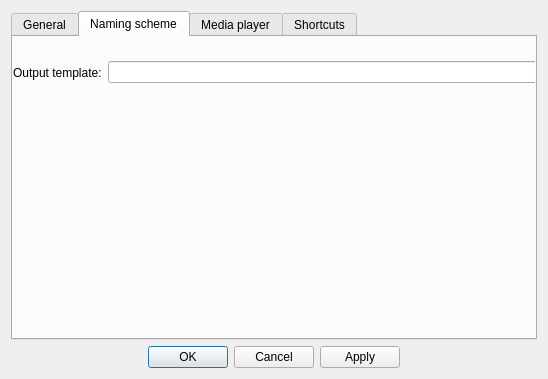
First picture: the form in settingswindow.ui, repository doublejim/QYoutubeDownloader, before the edit.
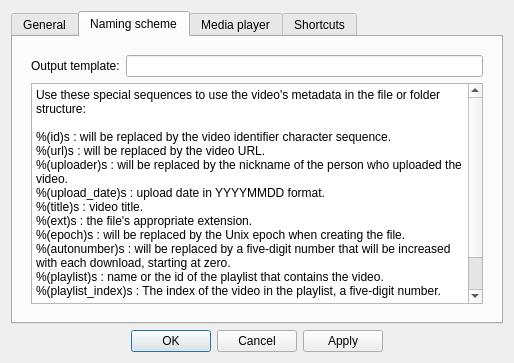
Second picture: the form after the edit. The open tabs and pages were chosen to show the change.

Commit message: Settings window layout now looks good when resizing. Saves and restores its size as well. Also fixed the other windows.

The edit to the form file:
```diff
--- a/settingswindow.ui
+++ b/settingswindow.ui
@@ -6,8 +6,8 @@
    <rect>
     <x>0</x>
     <y>0</y>
-    <width>548</width>
-    <height>379</height>
+    <width>514</width>
+    <height>363</height>
    </rect>
   </property>
   <property name="windowTitle">
@@ -125,15 +125,11 @@
       <attribute name="title">
        <string>Naming scheme</string>
       </attribute>
+      <layout class="QVBoxLayout" name="verticalLayout_3">
+       <item>
       <widget class="QWidget" name="horizontalWidget_3" native="true">
-       <property name="geometry">
-        <rect>
-         <x>0</x>
-         <y>10</y>
-         <width>531</width>
-         <height>51</height>
-        </rect>
-       </property>
+         <layout class="QVBoxLayout" name="verticalLayout_4">
+          <item>
        <layout class="QHBoxLayout" name="horizontalLayout_3">
         <item>
          <widget class="QLabel" name="label_3">
@@ -146,7 +142,35 @@
          <widget class="QLineEdit" name="editOutputTemplate"/>
         </item>
        </layout>
-      </widget>
+          </item>
+          <item>
+           <widget class="QPlainTextEdit" name="plainTextEdit">
+            <property name="plainText">
+             <string>Use these special sequences to use the video's metadata in the file or folder structure:
+
+%(id)s : will be replaced by the video identifier character sequence.
+%(url)s : will be replaced by the video URL.
+%(uploader)s : will be replaced by the nickname of the person who uploaded the video.
+%(upload_date)s : upload date in YYYYMMDD format.
+%(title)s : video title.
+%(ext)s : the file's appropriate extension.
+%(epoch)s : will be replaced by the Unix epoch when creating the file.
+%(autonumber)s : will be replaced by a five-digit number that will be increased with each download, starting at zero.
+%(playlist)s : name or the id of the playlist that contains the video.
+%(playlist_index)s : The index of the video in the playlist, a five-digit number.
+
+youtube-dl default template: %(title)s-%(id)s.%(ext)s
+</string>
+            </property>
+            <property name="textInteractionFlags">
+             <set>Qt::TextSelectableByKeyboard|Qt::TextSelectableByMouse</set>
+            </property>
+           </widget>
+          </item>
+         </layout>
+        </widget>
+       </item>
+      </layout>
      </widget>
      <widget class="QWidget" name="tab_4">
       <attribute name="title">
```
Left out of the diff: 70 changed lines with no effect on the pictures. Lines whose indentation alone changed are shown as unchanged. The commit also changes 3 other files.
